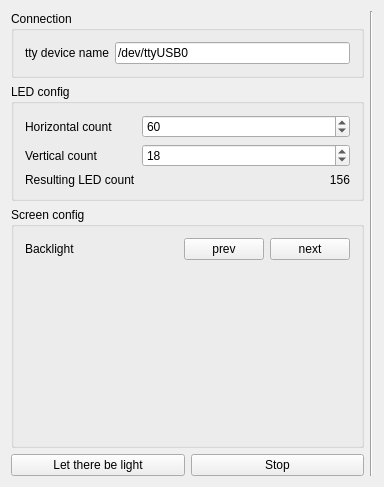
Old version of the form ambilight-gui/mainwindow.ui in the repository enra64/PalliLux.
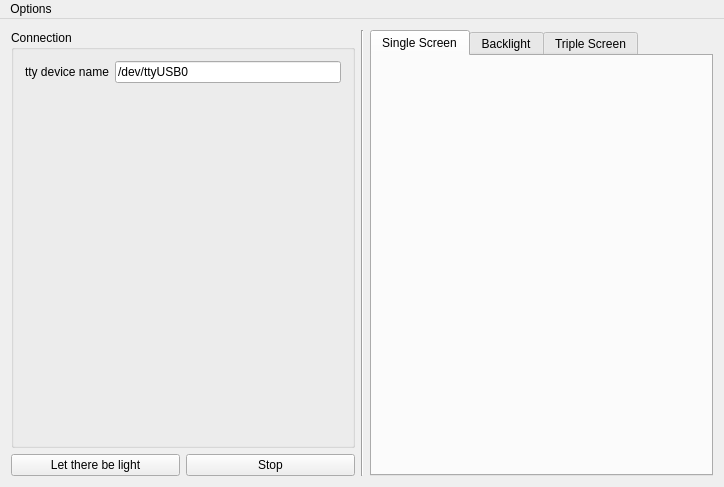
New version of the form. Custom widgets are drawn as their Qt base class.

Patch:
```diff
--- a/ambilight-gui/mainwindow.ui
+++ b/ambilight-gui/mainwindow.ui
@@ -6,7 +6,7 @@
    <rect>
     <x>0</x>
     <y>0</y>
-    <width>384</width>
+    <width>724</width>
     <height>487</height>
    </rect>
   </property>
@@ -40,134 +40,6 @@
         </layout>
        </widget>
       </item>
-      <item>
-       <widget class="QGroupBox" name="groupBox_2">
-        <property name="title">
-         <string>LED config</string>
-        </property>
-        <layout class="QFormLayout" name="formLayout_2">
-         <item row="0" column="0">
-          <widget class="QLabel" name="label">
-           <property name="text">
-            <string>Horizontal count</string>
-           </property>
-          </widget>
-         </item>
-         <item row="0" column="1">
-          <widget class="QSpinBox" name="xLedSpin">
-           <property name="suffix">
-            <string/>
-           </property>
-           <property name="maximum">
-            <number>1000000</number>
-           </property>
-           <property name="value">
-            <number>60</number>
-           </property>
-          </widget>
-         </item>
-         <item row="1" column="0">
-          <widget class="QLabel" name="label_2">
-           <property name="text">
-            <string>Vertical count</string>
-           </property>
-          </widget>
-         </item>
-         <item row="1" column="1">
-          <widget class="QSpinBox" name="yLedSpin">
-           <property name="suffix">
-            <string/>
-           </property>
-           <property name="maximum">
-            <number>1000000</number>
-           </property>
-           <property name="value">
-            <number>18</number>
-           </property>
-          </widget>
-         </item>
-         <item row="2" column="0">
-          <widget class="QLabel" name="label_4">
-           <property name="text">
-            <string>Resulting LED count</string>
-           </property>
-          </widget>
-         </item>
-         <item row="2" column="1">
-          <widget class="QLabel" name="ledCountLabel">
-           <property name="text">
-            <string>156</string>
-           </property>
-           <property name="alignment">
-            <set>Qt::AlignRight|Qt::AlignTrailing|Qt::AlignVCenter</set>
-           </property>
-          </widget>
-         </item>
-        </layout>
-       </widget>
-      </item>
-      <item>
-       <widget class="QGroupBox" name="configGroupBox">
-        <property name="title">
-         <string>Screen config</string>
-        </property>
-        <layout class="QVBoxLayout" name="verticalLayout_2">
-         <item>
-          <layout class="QHBoxLayout" name="configStackControlLayout">
-           <item>
-            <widget class="QLabel" name="configStackLabel">
-             <property name="sizePolicy">
-              <sizepolicy hsizetype="Expanding" vsizetype="Preferred">
-               <horstretch>0</horstretch>
-               <verstretch>0</verstretch>
-              </sizepolicy>
-             </property>
-             <property name="text">
-              <string>Backlight</string>
-             </property>
-            </widget>
-           </item>
-           <item>
-            <widget class="QPushButton" name="configStackPrevButton">
-             <property name="sizePolicy">
-              <sizepolicy hsizetype="Fixed" vsizetype="Fixed">
-               <horstretch>0</horstretch>
-               <verstretch>0</verstretch>
-              </sizepolicy>
-             </property>
-             <property name="text">
-              <string>prev</string>
-             </property>
-            </widget>
-           </item>
-           <item>
-            <widget class="QPushButton" name="configStackNextButton">
-             <property name="sizePolicy">
-              <sizepolicy hsizetype="Fixed" vsizetype="Fixed">
-               <horstretch>0</horstretch>
-               <verstretch>0</verstretch>
-              </sizepolicy>
-             </property>
-             <property name="text">
-              <string>next</string>
-             </property>
-            </widget>
-           </item>
-          </layout>
-         </item>
-         <item>
-          <widget class="QStackedWidget" name="configStack">
-           <property name="currentIndex">
-            <number>2</number>
-           </property>
-           <widget class="SingleScreenConfigPage" name="page"/>
-           <widget class="TripleScreenConfigPage" name="page_2"/>
-           <widget class="BacklightConfigPage" name="page_3"/>
-          </widget>
-         </item>
-        </layout>
-       </widget>
-      </item>
       <item>
        <layout class="QHBoxLayout" name="horizontalLayout">
         <item>
@@ -198,8 +70,52 @@
     <item>
      <layout class="QGridLayout" name="controlWidgetContainer"/>
     </item>
+    <item>
+     <widget class="QTabWidget" name="configTabHost">
+      <property name="currentIndex">
+       <number>0</number>
+      </property>
+      <widget class="SingleScreenConfigPage" name="tab">
+       <attribute name="title">
+        <string>Single Screen</string>
+       </attribute>
+      </widget>
+      <widget class="BacklightConfigPage" name="tab_2">
+       <attribute name="title">
+        <string>Backlight</string>
+       </attribute>
+      </widget>
+      <widget class="TripleScreenConfigPage" name="tab_3">
+       <attribute name="title">
+        <string>Triple Screen</string>
+       </attribute>
+      </widget>
+     </widget>
+    </item>
    </layout>
   </widget>
+  <widget class="QMenuBar" name="menuBar">
+   <property name="geometry">
+    <rect>
+     <x>0</x>
+     <y>0</y>
+     <width>724</width>
+     <height>22</height>
+    </rect>
+   </property>
+   <widget class="QMenu" name="menuOptions">
+    <property name="title">
+     <string>Options</string>
+    </property>
+    <addaction name="actionLED_Configuration"/>
+   </widget>
+   <addaction name="menuOptions"/>
+  </widget>
+  <action name="actionLED_Configuration">
+   <property name="text">
+    <string>LED Configuration</string>
+   </property>
+  </action>
  </widget>
  <layoutdefault spacing="6" margin="11"/>
  <customwidgets>
```
